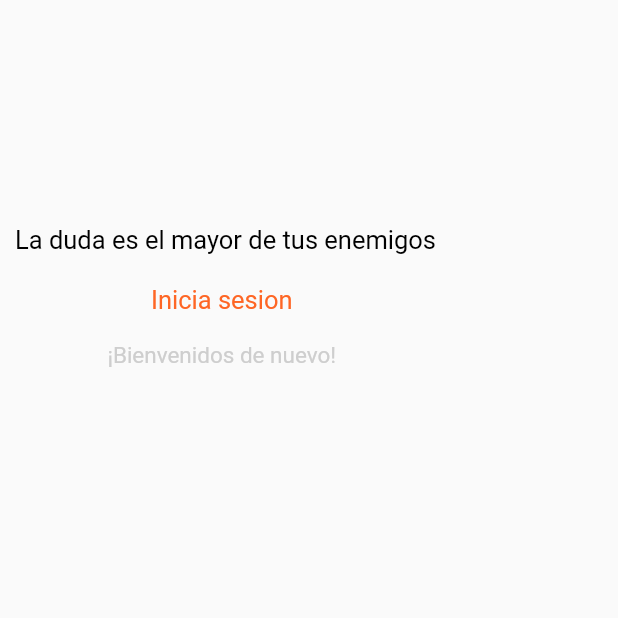
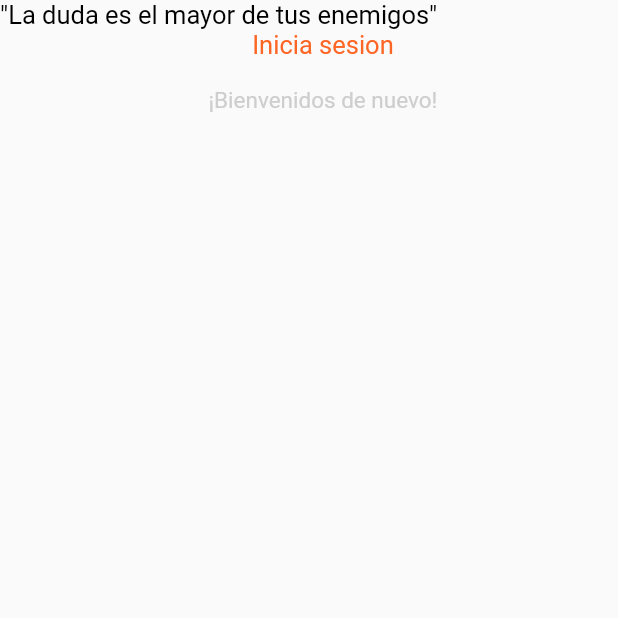
Before and after one commit to JosueNSoto/matematicas_para_primaria, a Flutter app: the screen it shows after launch, on a phone screen of 412 x 824 dp, the top half of it. Run offline on Flutter 3.47's test engine with Material 2 defaults, Android fonts, the phone set to English and light mode, and no system bars.

Commit message:
Primer Pantalla iniciada

```diff
--- a/lib/logIn.dart
+++ b/lib/logIn.dart
@@ -12,12 +12,12 @@ class logIn extends StatelessWidget {
     //Widgets
     //Widget para mostrar un mensaje
     final fraseLogIn = Container(
-      margin: EdgeInsets.only(top: 150.0, right: 10.0, left: 10.0),
+      //margin: EdgeInsets.only(top: 150.0, right: 10.0, left: 10.0),
       child: Column(
-        mainAxisAlignment: MainAxisAlignment.spaceEvenly,
+        //mainAxisAlignment: MainAxisAlignment.center,
         children: <Widget>[
           const Text(
-            "La duda es el mayor de tus enemigos",
+            "\"La duda es el mayor de tus enemigos\"",
             style:
                 TextStyle(color: Color.fromARGB(255, 0, 0, 0), fontSize: 17.0),
             textAlign: TextAlign.center,
@@ -25,9 +25,10 @@ class logIn extends StatelessWidget {
         ],
       ),
     );
+
     //Widget para mostrar "Iniciar Sesion y Bienvenidos"
     final fraseWelcome = Container(
-      padding: const EdgeInsets.only(top: 20.0, left: 15.0, right: 20),
+      //padding: const EdgeInsets.only(top: 20.0, left: 15.0, right: 20),
       child: Column(
         mainAxisAlignment: MainAxisAlignment.spaceEvenly,
         children: <Widget>[
@@ -47,6 +48,12 @@ class logIn extends StatelessWidget {
       ),
     );
 
-    return Column(children: <Widget>[fraseLogIn, fraseWelcome]);
+    final contenidoLogIn =
+        Column(crossAxisAlignment: CrossAxisAlignment.end, children: <Widget>[
+      fraseLogIn,
+      fraseWelcome,
+    ]);
+
+    return contenidoLogIn;
   }
 }
--- a/lib/logo.dart
+++ b/lib/logo.dart
@@ -6,9 +6,7 @@ class loogoApp extends StatelessWidget {
     // TODO: implement build
     return Column(
       crossAxisAlignment: CrossAxisAlignment.start,
-      children: <Widget>[
-        loogoApp("assets/img/signos1.jpg"),
-      ],
+      children: <Widget>[],
     );
   }
 }
```
